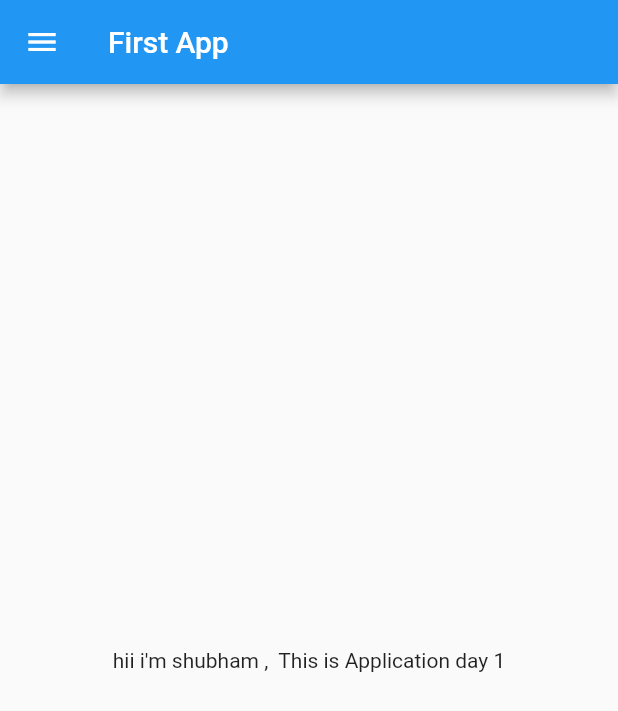
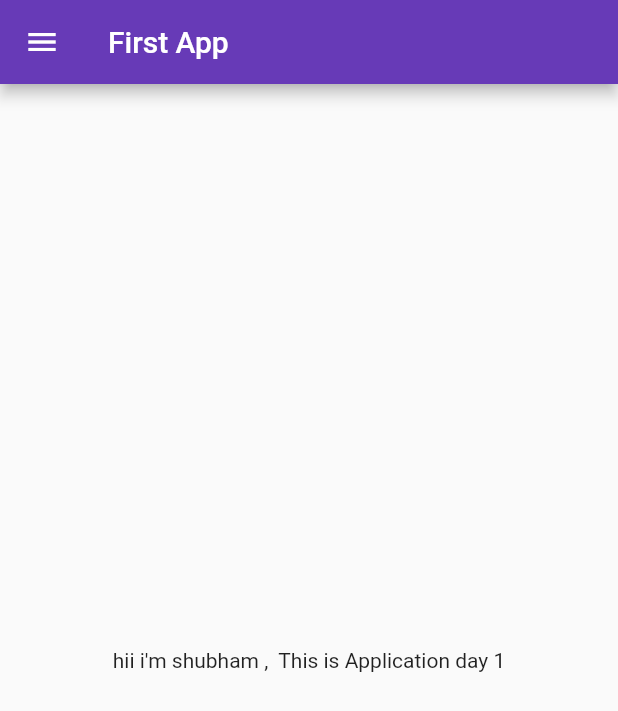
Before and after one commit to SHUBHAM-ACHARYA/first_flutter_application, a Flutter app: the screen it shows after launch, on a phone screen of 412 x 824 dp. Shown: the top 711 px of the screen. Run offline on Flutter 3.47's test engine with Material 2 defaults, Android fonts, the phone set to English and light mode, and no system bars.

Commit message:
day 3 completed

```diff
--- a/lib/main.dart
+++ b/lib/main.dart
@@ -1,4 +1,5 @@
-import 'package:first_app/home_page.dart';
+import 'package:first_app/pages/home_page.dart';
+import 'package:first_app/pages/login_page.dart';
 import 'package:flutter/material.dart';
 
 void main() {
@@ -9,7 +10,15 @@ class MyApp extends StatelessWidget {
   @override
   Widget build(BuildContext context) {
     return MaterialApp(
-      home: HomePage(),
+      themeMode: ThemeMode.light,
+      theme: ThemeData(primarySwatch: Colors.deepPurple),
+      darkTheme: ThemeData(brightness: Brightness.dark),
+      initialRoute: "/home",
+      routes: {
+        "/": (context) => LoginPage(),
+        "/home": (context) => HomePage(),
+        "/login": (context) => LoginPage(),
+      },
     );
   }
 }
```
Also changed, not shown: lib/pages/login_page.dart (added, +18 -0 lines), lib/pages/home_page.dart (renamed from lib/home_page.dart).
